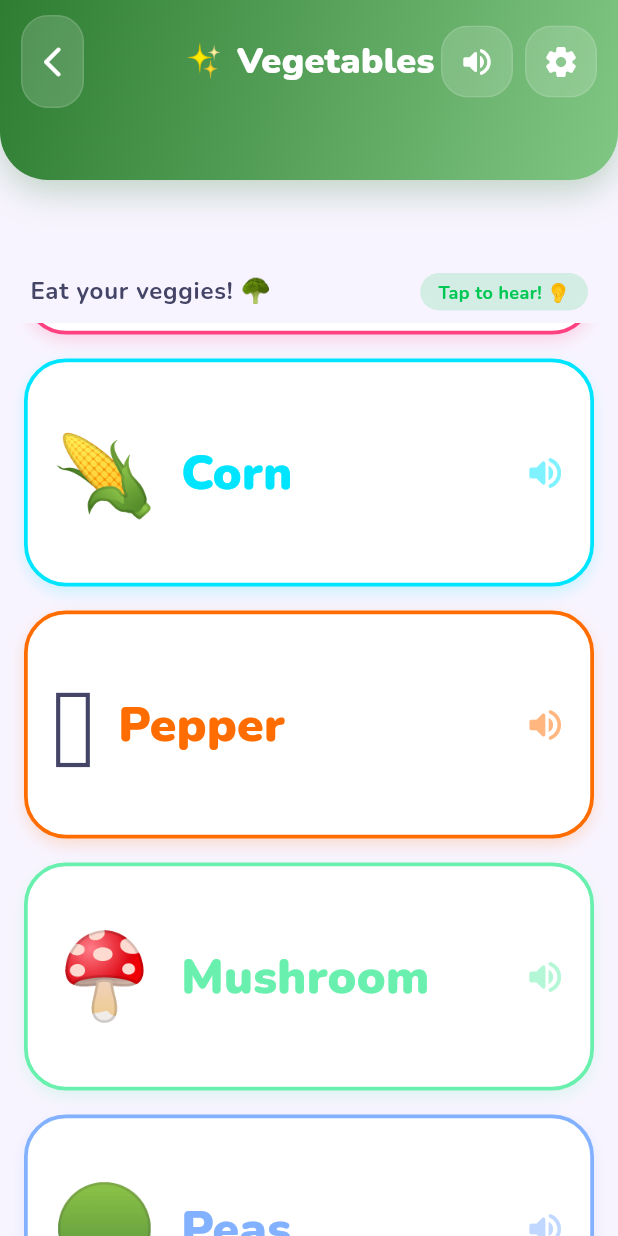
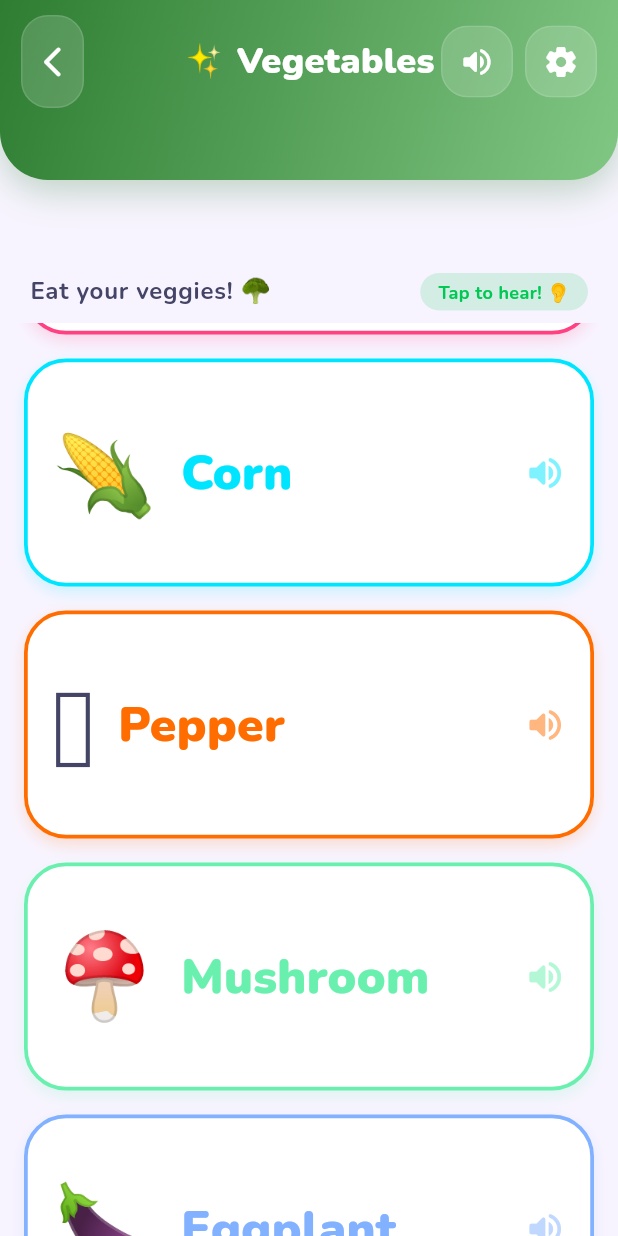
Before and after one commit to Maruti05/tappico-kids-app, a Flutter app: the VegetablesScreen screen opened by its route, scrolled down 1152 dp, on a phone screen of 412 x 824 dp. Run offline on Flutter 3.47's test engine with Material 3 defaults, Android fonts, the phone set to English and light mode, and no system bars; drawn by our look-alikes of flutter_animate, google_mobile_ads; our stand-ins replace connectivity_plus, flutter_markdown, flutter_riverpod, flutter_tts, google_fonts, shared_preferences; accounts and stored records are empty; network calls fail; statements that could not run were skipped.

Commit message:
Remove vegetables without exact emoji matches (peas, radish, ginger, beetroot, cabbage, spinach, celery) - keep only 13 with accurate emojis

```diff
--- a/lib/core/constants/vegetable_data.dart
+++ b/lib/core/constants/vegetable_data.dart
@@ -21,14 +21,7 @@ const List<VegetableItem> vegetableData = [
   VegetableItem(name: 'Corn', emoji: '🌽', ttsPhrase: 'Corn'),
   VegetableItem(name: 'Pepper', emoji: '🫑', ttsPhrase: 'Pepper'),
   VegetableItem(name: 'Mushroom', emoji: '🍄', ttsPhrase: 'Mushroom'),
-  VegetableItem(name: 'Peas', emoji: '🟢', ttsPhrase: 'Peas'),
   VegetableItem(name: 'Eggplant', emoji: '🍆', ttsPhrase: 'Eggplant'),
-  VegetableItem(name: 'Cabbage', emoji: '🥗', ttsPhrase: 'Cabbage'),
-  VegetableItem(name: 'Spinach', emoji: '🌿', ttsPhrase: 'Spinach'),
   VegetableItem(name: 'Pumpkin', emoji: '🎃', ttsPhrase: 'Pumpkin'),
-  VegetableItem(name: 'Radish', emoji: '🌶️', ttsPhrase: 'Radish'),
-  VegetableItem(name: 'Beetroot', emoji: '🍠', ttsPhrase: 'Beetroot'),
-  VegetableItem(name: 'Celery', emoji: '🌱', ttsPhrase: 'Celery'),
   VegetableItem(name: 'Garlic', emoji: '🧄', ttsPhrase: 'Garlic'),
-  VegetableItem(name: 'Ginger', emoji: '🌰', ttsPhrase: 'Ginger'),
 ];
--- a/lib/features/home/home_screen.dart
+++ b/lib/features/home/home_screen.dart
@@ -171,7 +171,7 @@ class HomeScreen extends ConsumerWidget {
                   GradientCategoryCard(
                     title: 'Vegetables',
                     emoji: '🥦',
-                    subtitle: 'Healthy eats',
+                    subtitle: '13 healthy eats',
                     gradient: AppColors.vegetableGradient,
                     onTap: () => Navigator.pushNamed(
                       context,
--- a/lib/features/practice/practice_screen.dart
+++ b/lib/features/practice/practice_screen.dart
@@ -674,7 +674,7 @@ class _CategoryBottomSheet extends StatelessWidget {
       (QuizCategory.colors, '🌈', 'Colors', '14 colors to learn'),
       (QuizCategory.vehicles, '🚗', 'Vehicles', '20 vehicles to learn'),
       (QuizCategory.bodyParts, '🧍', 'Body Parts', '20 body parts'),
-      (QuizCategory.vegetables, '🥦', 'Vegetables', '20 veggies to learn'),
+      (QuizCategory.vegetables, '🥦', 'Vegetables', '13 veggies to learn'),
     ];
 
     return DraggableScrollableSheet(
```
Also changed, not shown: 1 other file.
